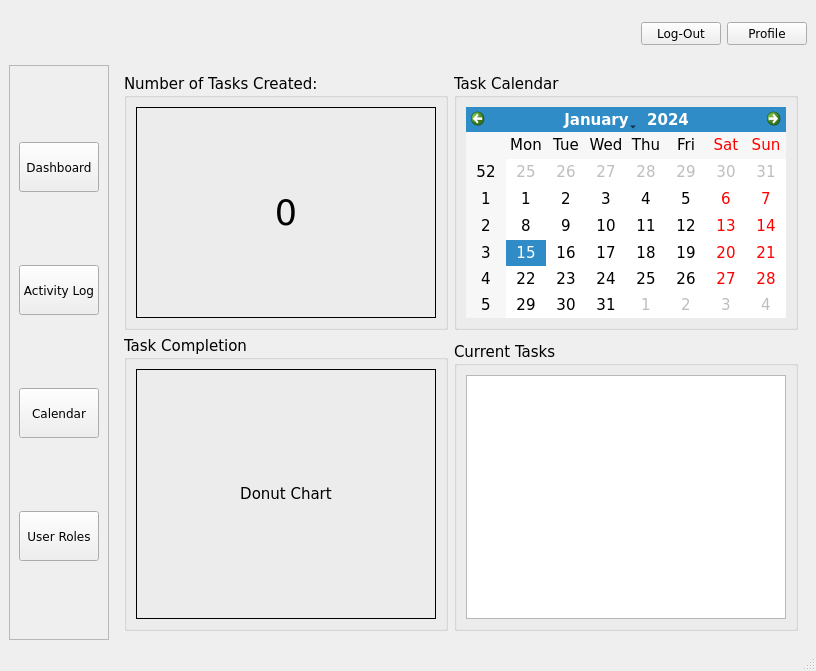
This is CLOCKWORK_SEMESTER/dashboard_updated.ui in AmielJohnPadasay/ClockWork as Qt 5 draws it before an edit. The edited form follows.
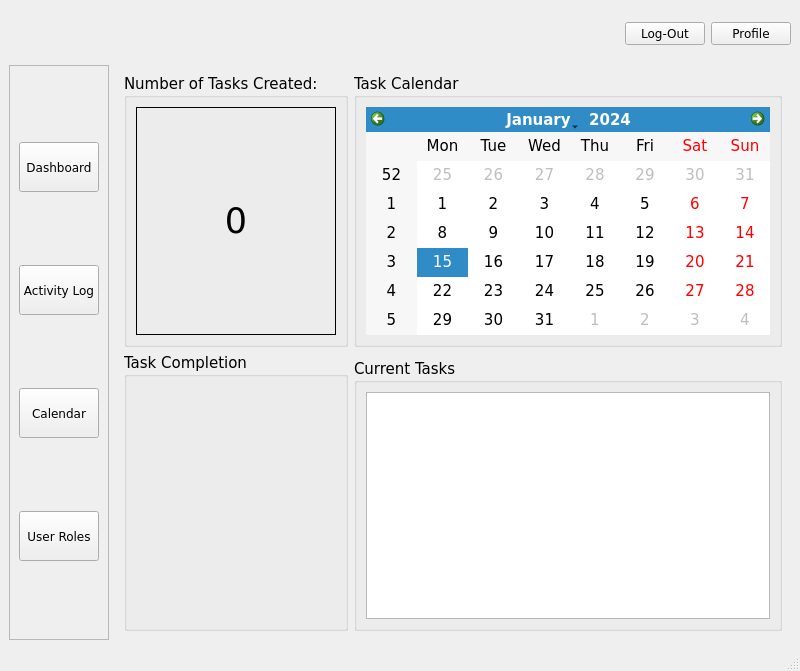
This is the edited form. Icons and pictures are not drawn.

```diff
--- a/CLOCKWORK_SEMESTER/dashboard_updated.ui
+++ b/CLOCKWORK_SEMESTER/dashboard_updated.ui
@@ -308,27 +308,6 @@
           <property name="title">
            <string>Task Completion</string>
           </property>
-          <layout class="QGridLayout" name="gridLayout_7">
-           <item row="0" column="0">
-            <widget class="QLabel" name="pie_chart">
-             <property name="minimumSize">
-              <size>
-               <width>300</width>
-               <height>250</height>
-              </size>
-             </property>
-             <property name="frameShape">
-              <enum>QFrame::Shape::Box</enum>
-             </property>
-             <property name="text">
-              <string>Donut Chart</string>
-             </property>
-             <property name="alignment">
-              <set>Qt::AlignmentFlag::AlignCenter</set>
-             </property>
-            </widget>
-           </item>
-          </layout>
          </widget>
         </item>
        </layout>
```
